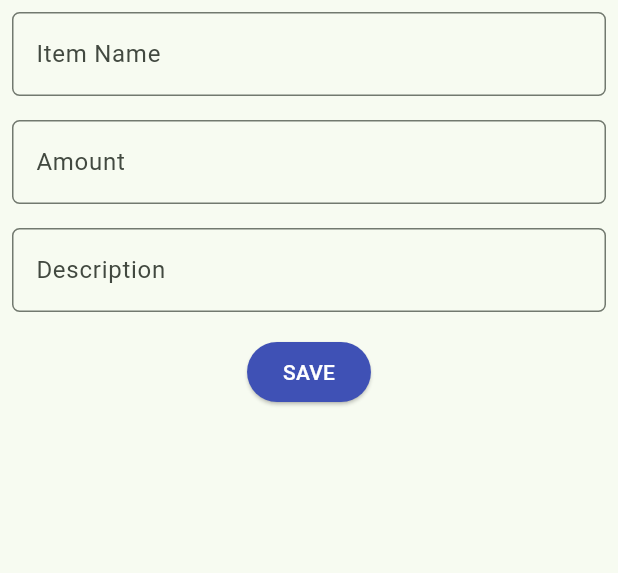
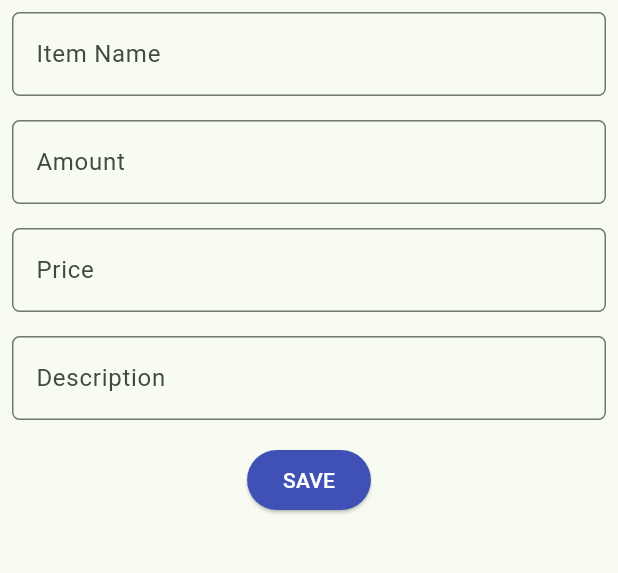
Before and after one commit to novrizair/aircane-legends, a Flutter app: the ShopFormPage screen opened directly, on a phone screen of 412 x 824 dp, the part 84-657 px from its top. Run offline on Flutter 3.47's test engine with Material 2 defaults, Android fonts, the phone set to English and light mode, and no system bars; missing offline and left inert: pbp_django_auth; network calls fail.

Commit message:
TGS 9 PBP AGAK SELESAI

```diff
--- a/lib/item_model.dart
+++ b/lib/item_model.dart
@@ -2,10 +2,12 @@ class Item {
   final String name;
   final int amount;
   final String description;
+  final int price;
 
   Item({
     required this.name,
     required this.amount,
     required this.description,
+    required this.price,
   });
 }
--- a/lib/models/product.dart
+++ b/lib/models/product.dart
@@ -3,11 +3,10 @@
 //     final product = productFromJson(jsonString);
 
 import 'dart:convert';
-import 'dart:js_interop';
 
-Product productFromJson(String str) => Product.fromJson(json.decode(str));
+List<Product> productFromJson(String str) => List<Product>.from(json.decode(str).map((x) => Product.fromJson(x)));
 
-String productToJson(Product data) => json.encode(data.toJson());
+String productToJson(List<Product> data) => json.encode(List<dynamic>.from(data.map((x) => x.toJson())));
 
 class Product {
   String model;
--- a/lib/screens/list_product.dart
+++ b/lib/screens/list_product.dart
@@ -14,8 +14,7 @@ class ProductPage extends StatefulWidget {
 class _ProductPageState extends State<ProductPage> {
   Future<List<Product>> fetchProduct() async {
     // TODO: Ganti URL dan jangan lupa tambahkan trailing slash (/) di akhir URL!
-    var url = Uri.parse(
-        'http://localhost:8000/json/');
+    var url = Uri.parse('https://novrizal-airsyahputra-tugas.pbp.cs.ui.ac.id/json/');
     var response = await http.get(
       url,
       headers: {"Content-Type": "application/json"},
--- a/lib/screens/login.dart
+++ b/lib/screens/login.dart
@@ -70,7 +70,7 @@ class _LoginPageState extends State<LoginPage> {
                 // Untuk menyambungkan Android emulator dengan Django pada localhost,
                 // gunakan URL http://10.0.2.2/
                 final response =
-                    await request.login("http://localhost:8000/auth/login/", {
+                    await request.login("https://novrizal-airsyahputra-tugas.pbp.cs.ui.ac.id/auth/login/", {
                   'username': username,
                   'password': password,
                 });
--- a/lib/screens/shoplist_form.dart
+++ b/lib/screens/shoplist_form.dart
@@ -20,6 +20,7 @@ class _ShopFormPageState extends State<ShopFormPage> {
   final _formKey = GlobalKey<FormState>();
   String _name = "";
   int _amount = 0;
+  int _price = 0;
   String _description = "";
 
   @override
@@ -103,6 +104,40 @@ class _ShopFormPageState extends State<ShopFormPage> {
               padding: const EdgeInsets.all(8.0),
               child: TextFormField(
                 decoration: InputDecoration(
+                  hintText: "Price",
+                  labelText: "Price",
+                  border: OutlineInputBorder(
+                    borderRadius: BorderRadius.circular(5.0),
+                  ),
+                ),
+                onChanged: (String? value) {
+                  if (value != null && int.tryParse(value) != null) {
+                    int enteredValue = int.parse(value);
+                    if (enteredValue >= 0) {
+                      setState(() {
+                        _price = enteredValue;
+                      });
+                    }
+                  }
+                },
+                validator: (String? value) {
+                  if (value == null || value.isEmpty) {
+                    return "Price tidak boleh kosong!";
+                  }
+                  if (int.tryParse(value) == null) {
+                    return "Price harus berupa angka!";
+                  }
+                  if (int.parse(value) < 0) {
+                    return "Price tidak boleh negatif!";
+                  }
+                  return null;
+                },
+              ),
+            ),
+            Padding(
+              padding: const EdgeInsets.all(8.0),
+              child: TextFormField(
+                decoration: InputDecoration(
                   hintText: "Description",
                   labelText: "Description",
                   border: OutlineInputBorder(
@@ -135,12 +170,12 @@ class _ShopFormPageState extends State<ShopFormPage> {
                       // Kirim ke Django dan tunggu respons
                       // TODO: Ganti URL dan jangan lupa tambahkan trailing slash (/) di akhir URL!
                       final response = await request.postJson(
-                          "http://localhost:8000/create-flutter/",
+                          "https://novrizal-airsyahputra-tugas.pbp.cs.ui.ac.id/create-flutter/",
                           jsonEncode(<String, String>{
                             'name': _name,
                             'amount': _amount.toString(),
                             'description': _description,
-                            // TODO: Sesuaikan field data sesuai dengan aplikasimu
+                            'price': _price.toString(),
                           }));
                       if (response['status'] == 'success') {
                         ScaffoldMessenger.of(context)
--- a/lib/widgets/left_drawer.dart
+++ b/lib/widgets/left_drawer.dart
@@ -71,7 +71,7 @@ class LeftDrawer extends StatelessWidget {
               Navigator.pushReplacement(
                   context,
                   MaterialPageRoute(
-                    builder: (context) => ItemListPage(),
+                    builder: (context) => ProductPage(),
                   ));
             },
           ),
--- a/lib/widgets/shop_card.dart
+++ b/lib/widgets/shop_card.dart
@@ -50,7 +50,7 @@ class ShopCard extends StatelessWidget {
             Navigator.push(
               context,
               MaterialPageRoute(
-                builder: (context) => ItemListPage(),
+                builder: (context) => ProductPage(),
               ),
             );
           } else if (item.name == "Lihat Produk") {
@@ -59,7 +59,7 @@ class ShopCard extends StatelessWidget {
           } else if (item.name == "Logout") {
             final response = await request.logout(
                 // TODO: Ganti URL dan jangan lupa tambahkan trailing slash (/) di akhir URL!
-                "http://localhost:8000/auth/logout/");
+                 "https://novrizal-airsyahputra-tugas.pbp.cs.ui.ac.id/auth/logout/");
             String message = response["message"];
             if (response['status']) {
               String uname = response["username"];
```
Also changed, not shown: lib/screens/item_page.dart (+37 -26 lines). Lines whose indentation alone changed are shown as unchanged.
